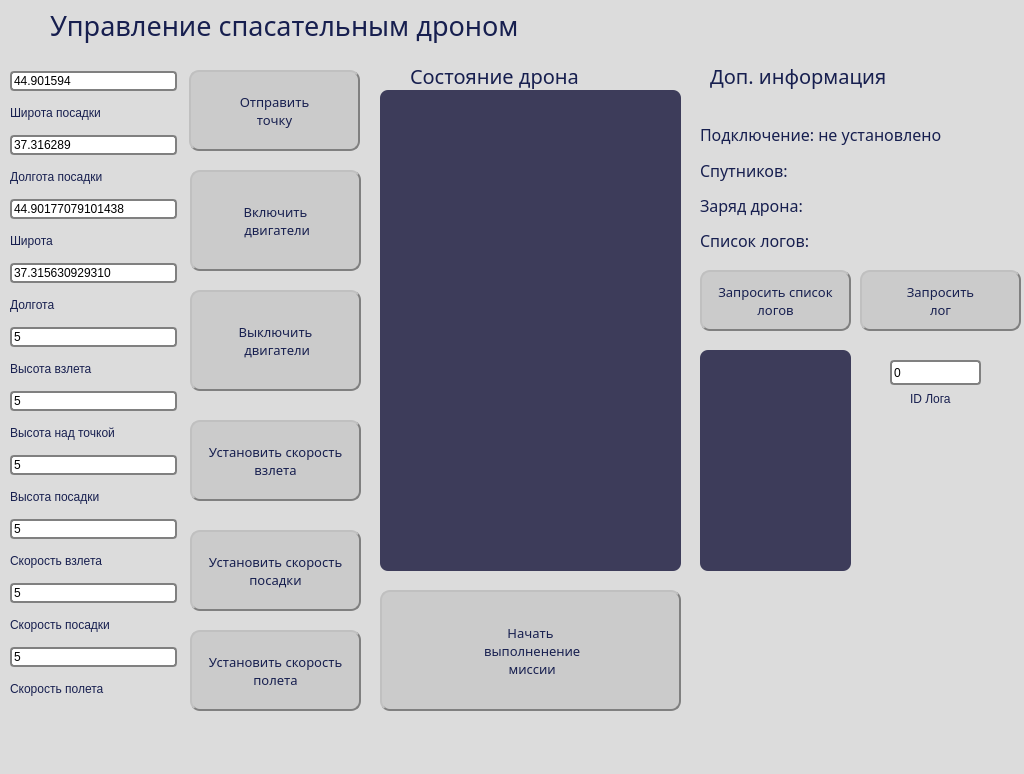
This is mainwindow.ui in NickolayGoloburdin/wifi_drone_interface as Qt 5 draws it before an edit. The edited form follows.
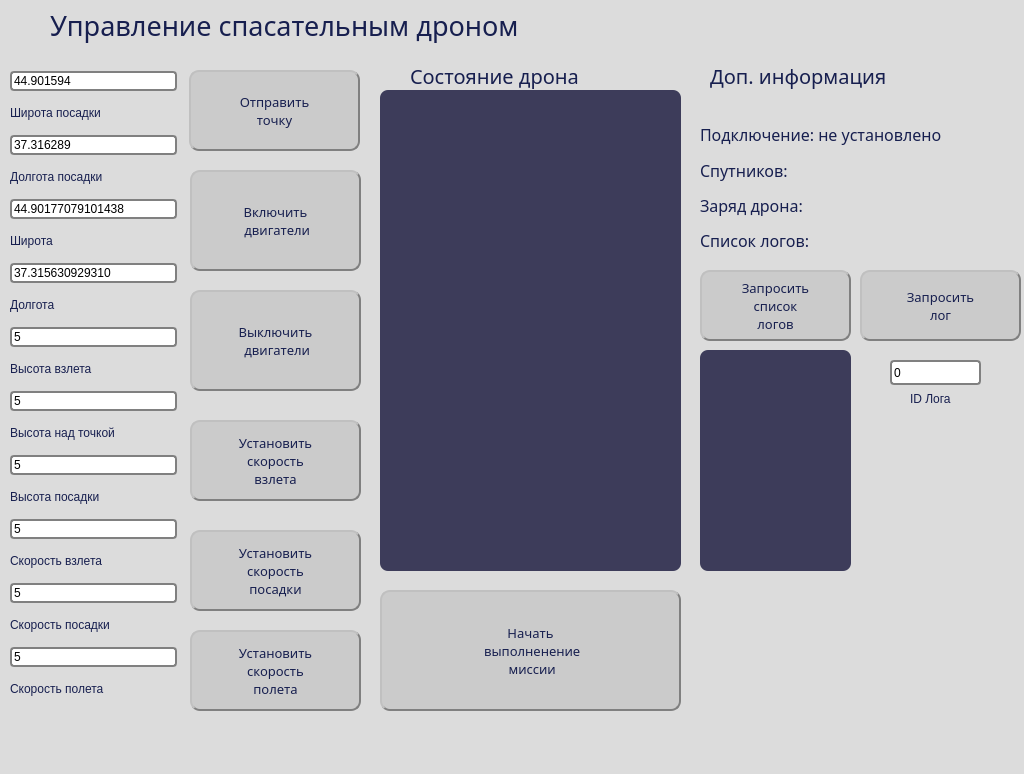
This is the edited form. Icons and pictures are not drawn.

Diff of the .ui file:
```diff
--- a/mainwindow.ui
+++ b/mainwindow.ui
@@ -179,7 +179,7 @@
       <x>860</x>
       <y>270</y>
       <width>161</width>
-      <height>61</height>
+      <height>71</height>
      </rect>
     </property>
     <property name="font">
@@ -258,7 +258,7 @@
       <x>700</x>
       <y>270</y>
       <width>151</width>
-      <height>61</height>
+      <height>71</height>
      </rect>
     </property>
     <property name="font">
@@ -290,7 +290,8 @@
 }</string>
     </property>
     <property name="text">
-     <string>Запросить список
+     <string>Запросить
+список
 логов</string>
     </property>
    </widget>
@@ -774,7 +775,8 @@
 }</string>
     </property>
     <property name="text">
-     <string>Установить скорость
+     <string>Установить
+скорость
 взлета</string>
     </property>
    </widget>
@@ -816,7 +818,8 @@
 }</string>
     </property>
     <property name="text">
-     <string>Установить скорость
+     <string>Установить
+скорость
 посадки</string>
     </property>
    </widget>
@@ -858,7 +861,8 @@
 }</string>
     </property>
     <property name="text">
-     <string>Установить скорость
+     <string>Установить
+скорость
 полета</string>
     </property>
    </widget>
```
